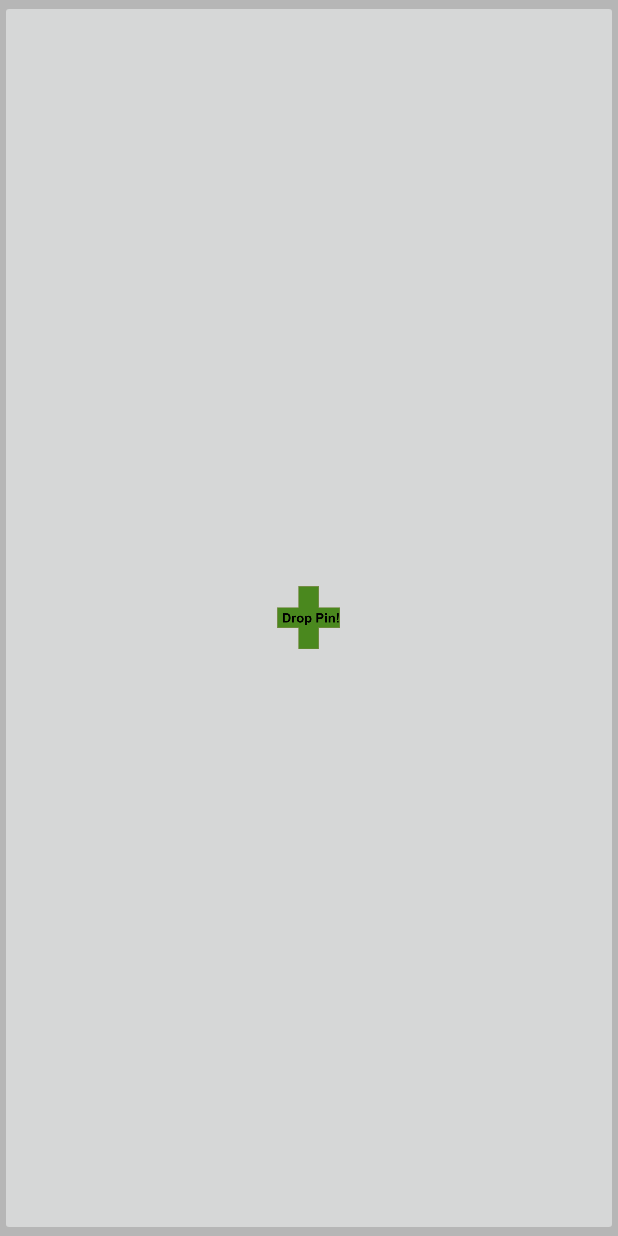
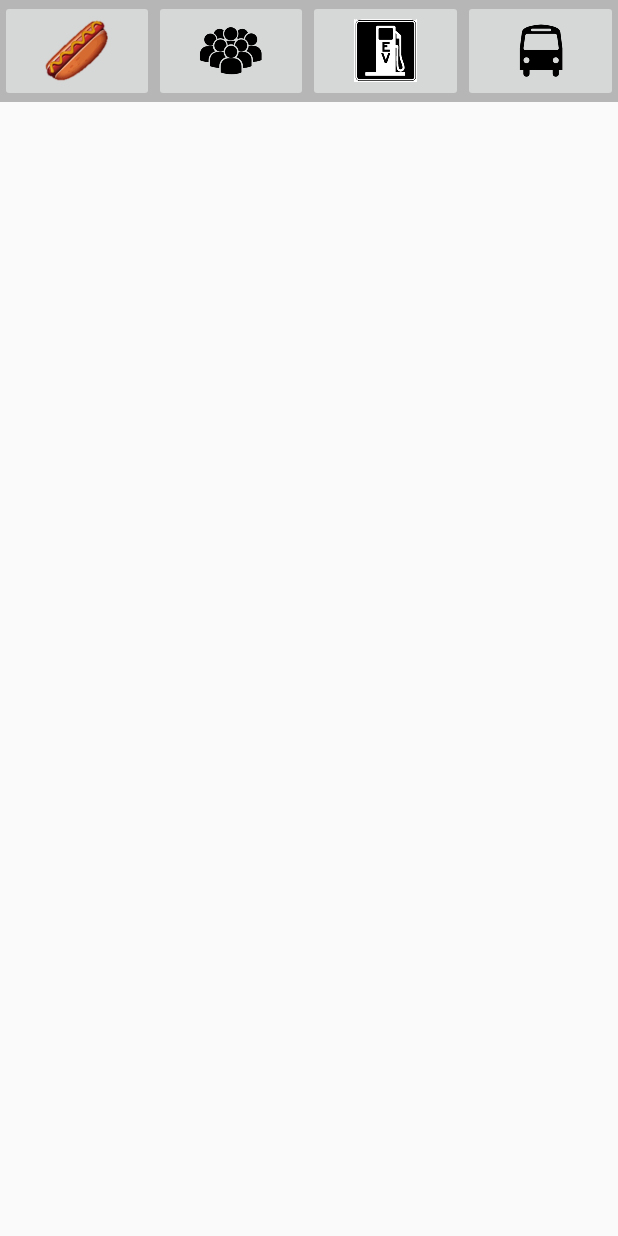
Before and after one commit to mray190/MeetingOfMinds, an Android app: the layout add_widget.xml on its own in the app's theme, with its tools: preview values and no code run, on a phone screen of 412 x 824 dp. Run offline under Robolectric (Android 15) with nearby library versions, the phone set to English and light mode, and no system bars.

Commit message:
new widget layout

```diff
--- a/app/src/main/res/layout/add_widget.xml
+++ b/app/src/main/res/layout/add_widget.xml
@@ -1,18 +1,41 @@
 <LinearLayout xmlns:android="http://schemas.android.com/apk/res/android"
     android:layout_width="match_parent"
-    android:layout_height="match_parent"
+    android:layout_height="wrap_content"
     android:padding="@dimen/widget_margin"
     android:background="@color/grey"
-    android:orientation="vertical">
+    android:orientation="horizontal">
+
+
 
     <ImageButton
-        android:layout_width="fill_parent"
-        android:layout_height="fill_parent"
-        android:src="@drawable/widget_button"
-        android:layout_gravity="center"
-        android:id="@+id/widget_button"/>
-        <!--android:minHeight="40dp"
-        android:minWidth="110dp"-->
+        android:layout_width="0dp"
+        android:layout_height="match_parent"
+        android:layout_weight=".25"
+        android:src="@drawable/food_icon"
+
+        android:id="@+id/btn_1"/>
+    <ImageButton
+        android:layout_width="0dp"
+        android:layout_height="match_parent"
+        android:layout_weight=".25"
+        android:src="@drawable/community_icon"
+
+        android:id="@+id/btn_2"/>
+    <ImageButton
+        android:layout_width="0dp"
+        android:layout_height="match_parent"
+        android:layout_weight=".25"
+        android:src="@drawable/energy_icon"
+
+        android:id="@+id/btn_3"/>
+    <ImageButton
+        android:layout_width="0dp"
+        android:layout_height="match_parent"
+        android:layout_weight=".25"
+        android:src="@drawable/transportation_icon"
+
+        android:id="@+id/btn_4"/>
+
 
 
 
```
Also changed, not shown: 1 other file.
